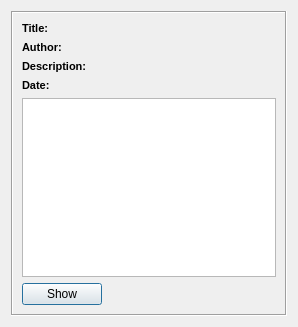
The window that starviewer/src/core/keyimagenotedisplayerbase.ui (starviewer-medical/starviewer) describes before a commit, drawn with Qt 5.
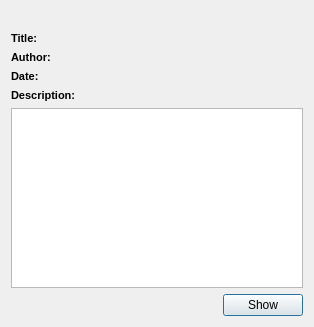
The same window after the commit. Icons and pictures are not drawn. Custom widgets are drawn as their Qt base class.

Commit message: ENH: S'afegeix al KIN Displayer un text identificatiu del KIN que mostra.

The edit to the form file:
```diff
--- a/starviewer/src/core/keyimagenotedisplayerbase.ui
+++ b/starviewer/src/core/keyimagenotedisplayerbase.ui
@@ -6,35 +6,47 @@
    <rect>
     <x>0</x>
     <y>0</y>
-    <width>298</width>
+    <width>303</width>
     <height>327</height>
    </rect>
   </property>
   <property name="windowTitle">
    <string>Form</string>
   </property>
-  <layout class="QVBoxLayout" name="verticalLayout_4">
-   <item>
-    <widget class="QFrame" name="frame">
-     <property name="frameShape">
-      <enum>QFrame::Box</enum>
-     </property>
-     <property name="frameShadow">
-      <enum>QFrame::Sunken</enum>
-     </property>
-     <property name="lineWidth">
-      <number>1</number>
-     </property>
      <layout class="QVBoxLayout" name="verticalLayout_3">
       <item>
+    <layout class="QFormLayout" name="formLayout">
+     <item row="0" column="0">
+      <widget class="QLabel" name="m_kinIdentifier">
+       <property name="sizePolicy">
+        <sizepolicy hsizetype="Expanding" vsizetype="Expanding">
+         <horstretch>0</horstretch>
+         <verstretch>0</verstretch>
+        </sizepolicy>
+       </property>
+       <property name="minimumSize">
+        <size>
+         <width>0</width>
+         <height>0</height>
+        </size>
+       </property>
+       <property name="font">
+        <font>
+         <pointsize>10</pointsize>
+         <weight>75</weight>
+         <bold>true</bold>
+        </font>
+       </property>
+       <property name="text">
+        <string/>
+       </property>
+      </widget>
+     </item>
+     <item row="1" column="0">
+      <layout class="QHBoxLayout" name="horizontalLayout">
+       <item>
        <layout class="QVBoxLayout" name="verticalLayout_2">
         <item>
-         <layout class="QVBoxLayout" name="verticalLayout">
-          <item>
-           <layout class="QHBoxLayout" name="horizontalLayout_6">
-            <item>
-             <layout class="QHBoxLayout" name="horizontalLayout_4">
-              <item>
                <widget class="QLabel" name="m_documentTitleLabel">
                 <property name="sizePolicy">
                  <sizepolicy hsizetype="Fixed" vsizetype="Fixed">
@@ -61,30 +73,6 @@
                </widget>
               </item>
               <item>
-               <widget class="QLabel" name="m_documentTitleText">
-                <property name="minimumSize">
-                 <size>
-                  <width>0</width>
-                  <height>0</height>
-                 </size>
-                </property>
-                <property name="font">
-                 <font>
-                  <pointsize>8</pointsize>
-                 </font>
-                </property>
-                <property name="text">
-                 <string/>
-                </property>
-               </widget>
-              </item>
-             </layout>
-            </item>
-           </layout>
-          </item>
-          <item>
-           <layout class="QHBoxLayout" name="horizontalLayout_2">
-            <item>
              <widget class="QLabel" name="m_observerNameLabel">
               <property name="sizePolicy">
                <sizepolicy hsizetype="Fixed" vsizetype="Fixed">
@@ -111,76 +99,6 @@
              </widget>
             </item>
             <item>
-             <widget class="QLabel" name="m_observerContextNameText">
-              <property name="minimumSize">
-               <size>
-                <width>0</width>
-                <height>0</height>
-               </size>
-              </property>
-              <property name="font">
-               <font>
-                <pointsize>8</pointsize>
-               </font>
-              </property>
-              <property name="text">
-               <string/>
-              </property>
-             </widget>
-            </item>
-           </layout>
-          </item>
-          <item>
-           <layout class="QHBoxLayout" name="horizontalLayout_5">
-            <item>
-             <widget class="QLabel" name="m_decriptionLabel">
-              <property name="sizePolicy">
-               <sizepolicy hsizetype="Fixed" vsizetype="Fixed">
-                <horstretch>0</horstretch>
-                <verstretch>0</verstretch>
-               </sizepolicy>
-              </property>
-              <property name="minimumSize">
-               <size>
-                <width>0</width>
-                <height>0</height>
-               </size>
-              </property>
-              <property name="font">
-               <font>
-                <pointsize>8</pointsize>
-                <weight>75</weight>
-                <bold>true</bold>
-               </font>
-              </property>
-              <property name="text">
-               <string>Description: </string>
-              </property>
-             </widget>
-            </item>
-            <item>
-             <widget class="QLabel" name="m_keyObjectDescriptionText">
-              <property name="minimumSize">
-               <size>
-                <width>0</width>
-                <height>0</height>
-               </size>
-              </property>
-              <property name="font">
-               <font>
-                <pointsize>8</pointsize>
-               </font>
-              </property>
-              <property name="text">
-               <string/>
-              </property>
-             </widget>
-            </item>
-           </layout>
-          </item>
-          <item>
-           <layout class="QHBoxLayout" name="horizontalLayout">
-            <item>
              <widget class="QLabel" name="m_contentDateLabel">
               <property name="sizePolicy">
                <sizepolicy hsizetype="Fixed" vsizetype="Fixed">
@@ -207,6 +125,72 @@
              </widget>
             </item>
             <item>
+          <widget class="QLabel" name="m_decriptionLabel">
+           <property name="sizePolicy">
+            <sizepolicy hsizetype="Fixed" vsizetype="Fixed">
+             <horstretch>0</horstretch>
+             <verstretch>0</verstretch>
+            </sizepolicy>
+           </property>
+           <property name="minimumSize">
+            <size>
+             <width>0</width>
+             <height>0</height>
+            </size>
+           </property>
+           <property name="font">
+            <font>
+             <pointsize>8</pointsize>
+             <weight>75</weight>
+             <bold>true</bold>
+            </font>
+           </property>
+           <property name="text">
+            <string>Description: </string>
+           </property>
+          </widget>
+         </item>
+        </layout>
+       </item>
+       <item>
+        <layout class="QVBoxLayout" name="verticalLayout">
+         <item>
+          <widget class="QLabel" name="m_documentTitleText">
+           <property name="minimumSize">
+            <size>
+             <width>0</width>
+             <height>0</height>
+            </size>
+           </property>
+           <property name="font">
+            <font>
+             <pointsize>8</pointsize>
+            </font>
+           </property>
+           <property name="text">
+            <string/>
+           </property>
+          </widget>
+         </item>
+         <item>
+          <widget class="QLabel" name="m_observerContextNameText">
+           <property name="minimumSize">
+            <size>
+             <width>0</width>
+             <height>0</height>
+            </size>
+           </property>
+           <property name="font">
+            <font>
+             <pointsize>8</pointsize>
+            </font>
+           </property>
+           <property name="text">
+            <string/>
+           </property>
+          </widget>
+         </item>
+         <item>
              <widget class="QLabel" name="m_contentDate">
               <property name="minimumSize">
                <size>
@@ -224,7 +208,42 @@
               </property>
              </widget>
             </item>
-           </layout>
+         <item>
+          <widget class="QLabel" name="m_keyObjectDescriptionText">
+           <property name="minimumSize">
+            <size>
+             <width>0</width>
+             <height>0</height>
+            </size>
+           </property>
+           <property name="font">
+            <font>
+             <pointsize>8</pointsize>
+            </font>
+           </property>
+           <property name="text">
+            <string/>
+           </property>
+          </widget>
+         </item>
+        </layout>
+       </item>
+      </layout>
+     </item>
+    </layout>
+   </item>
+   <item>
+    <spacer name="verticalSpacer">
+     <property name="orientation">
+      <enum>Qt::Vertical</enum>
+     </property>
+     <property name="sizeHint" stdset="0">
+      <size>
+       <width>292</width>
+       <height>13</height>
+      </size>
+     </property>
+    </spacer>
           </item>
           <item>
            <widget class="udg::ThumbnailImageDisplayer" name="m_thumbnailImageDisplayer">
@@ -240,9 +259,31 @@
               <height>16777215</height>
              </size>
             </property>
-           </widget>
-          </item>
-         </layout>
+     <property name="layoutDirection">
+      <enum>Qt::LeftToRight</enum>
+     </property>
+    </widget>
+   </item>
+   <item>
+    <layout class="QHBoxLayout" name="horizontalLayout_3" stretch="0,0">
+     <property name="spacing">
+      <number>0</number>
+     </property>
+     <property name="rightMargin">
+      <number>0</number>
+     </property>
+     <item>
+      <spacer name="horizontalSpacer">
+       <property name="orientation">
+        <enum>Qt::Horizontal</enum>
+       </property>
+       <property name="sizeHint" stdset="0">
+        <size>
+         <width>40</width>
+         <height>20</height>
+        </size>
+       </property>
+      </spacer>
         </item>
         <item>
          <widget class="QPushButton" name="m_showButton">
@@ -264,9 +305,6 @@
       </item>
      </layout>
     </widget>
-   </item>
-  </layout>
- </widget>
  <customwidgets>
   <customwidget>
    <class>udg::ThumbnailImageDisplayer</class>
```
Left out of the diff: 8 changed lines with no effect on the pictures. Lines whose indentation alone changed are shown as unchanged. The commit also changes 1 other file.
